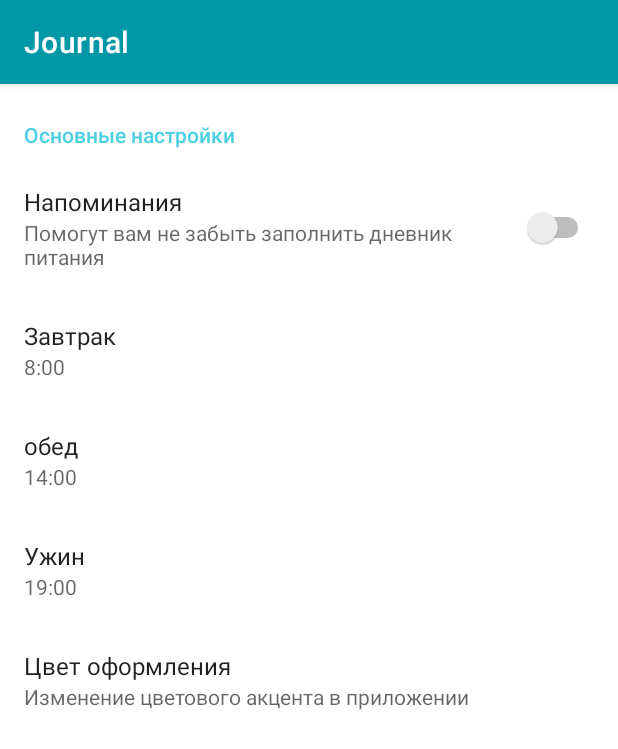
After one commit to Fuuulkrum7/FoodJournal, an Android app: the fragment Preferences shown on its own in the app's theme, on a phone screen of 412 x 824 dp. The commit adds this screen. Shown: the top 749 px of the screen. Run offline under Robolectric (Android 15) with nearby library versions, the phone set to English and light mode, and no system bars; our stand-ins replace androidx.preference.

Commit message:
mmm, settings

```diff
--- a/app/build.gradle
+++ b/app/build.gradle
@@ -39,6 +39,8 @@ dependencies {
     implementation 'androidx.lifecycle:lifecycle-viewmodel-ktx:2.4.1'
     implementation 'androidx.navigation:navigation-fragment:2.4.1'
     implementation 'androidx.navigation:navigation-ui:2.4.1'
+    implementation "androidx.fragment:fragment:1.3.6"
+    implementation "androidx.preference:preference:1.1.1"
     implementation files('libs/joda-time-2.10.13.jar')
     implementation 'androidx.legacy:legacy-support-v4:1.0.0'
     implementation 'com.journeyapps:zxing-android-embedded:4.3.0'
--- /dev/null
+++ b/app/src/main/java/com/example/journal/Preferences.java
@@ -0,0 +1,17 @@
+package com.example.journal;
+
+import android.os.Bundle;
+
+import androidx.preference.PreferenceFragmentCompat;
+
+public class Preferences extends PreferenceFragmentCompat {
+    @Override
+    public void onCreatePreferences(Bundle savedInstanceState, String rootKey) {
+        addPreferencesFromResource(R.xml.settings);
+    }
+
+    @Override
+    public void onPause(){
+        super.onPause();
+    }
+}
--- a/app/src/main/res/values/strings.xml
+++ b/app/src/main/res/values/strings.xml
@@ -11,6 +11,13 @@
         <item>Ужин</item>
         <item>Прочее</item>
     </string-array>
+    <string-array name="AvailableColors">
+        <item>Синий</item>
+        <item>Красный</item>
+        <item>Зеленый</item>
+        <item>Желтый</item>
+    </string-array>
+    <string name="settings_title">Настройки</string>
     <string name="title_activity_navigation">NavigationActivity</string>
     <string name="title_home">Главная</string>
     <string name="title_search">Поиск</string>
--- /dev/null
+++ b/app/src/main/res/xml/settings.xml
@@ -0,0 +1,56 @@
+<?xml version="1.0" encoding="utf-8"?>
+<PreferenceScreen xmlns:app="http://schemas.android.com/apk/res-auto"
+    xmlns:android="http://schemas.android.com/apk/res/android">
+    <PreferenceCategory
+        android:title="Основные настройки"
+        app:iconSpaceReserved="false">
+
+        <SwitchPreference
+            android:defaultValue="false"
+            android:key="reminder"
+            android:title="Напоминания"
+            app:iconSpaceReserved="false"
+            app:summary="Помогут вам не забыть заполнить дневник питания" />
+        <EditTextPreference
+            android:key="breakfast"
+            android:selectAllOnFocus="true"
+            android:singleLine="true"
+            android:summary="8:00"
+            android:title="Завтрак"
+            app:dependency="reminder"
+            app:iconSpaceReserved="false" />
+        <EditTextPreference
+            android:layout_width="wrap_content"
+            android:layout_height="wrap_content"
+            android:key="dinner"
+            android:selectAllOnFocus="true"
+            android:singleLine="true"
+            android:summary="14:00"
+            android:title="обед"
+            app:dependency="reminder"
+            app:iconSpaceReserved="false" />
+        <EditTextPreference
+            android:layout_width="wrap_content"
+            android:layout_height="wrap_content"
+            android:key="dinner"
+            android:selectAllOnFocus="true"
+            android:singleLine="true"
+            android:summary="19:00"
+            android:title="Ужин"
+            app:dependency="reminder"
+            app:iconSpaceReserved="false" />
+        <ListPreference
+            android:defaultValue="true"
+            android:entries="@array/AvailableColors"
+            android:entryValues="@array/AvailableColors"
+            android:key="colors"
+            android:title="Цвет оформления"
+            app:iconSpaceReserved="false"
+            app:summary="Изменение цветового акцента в приложении" />
+        <!--
+        <com.example.journal.TimePreference
+            android:key="timePicker"
+            android:title="title"/>
+        -->
+    </PreferenceCategory>
+</PreferenceScreen>
--- a/build.gradle
+++ b/build.gradle
@@ -5,7 +5,7 @@ buildscript {
         mavenCentral()
     }
     dependencies {
-        classpath 'com.android.tools.build:gradle:7.1.1'
+        classpath 'com.android.tools.build:gradle:7.1.2'
 
         // NOTE: Do not place your application dependencies here; they belong
         // in the individual module build.gradle files
```
Also changed, not shown: app/src/main/java/com/example/journal/TimePreference.java (added, +81 -0 lines), app/src/main/java/com/example/journal/ui/settings/SettingsFragment.java (+10 -7 lines), app/src/main/res/layout/fragment_settings.xml (+5 -14 lines).
